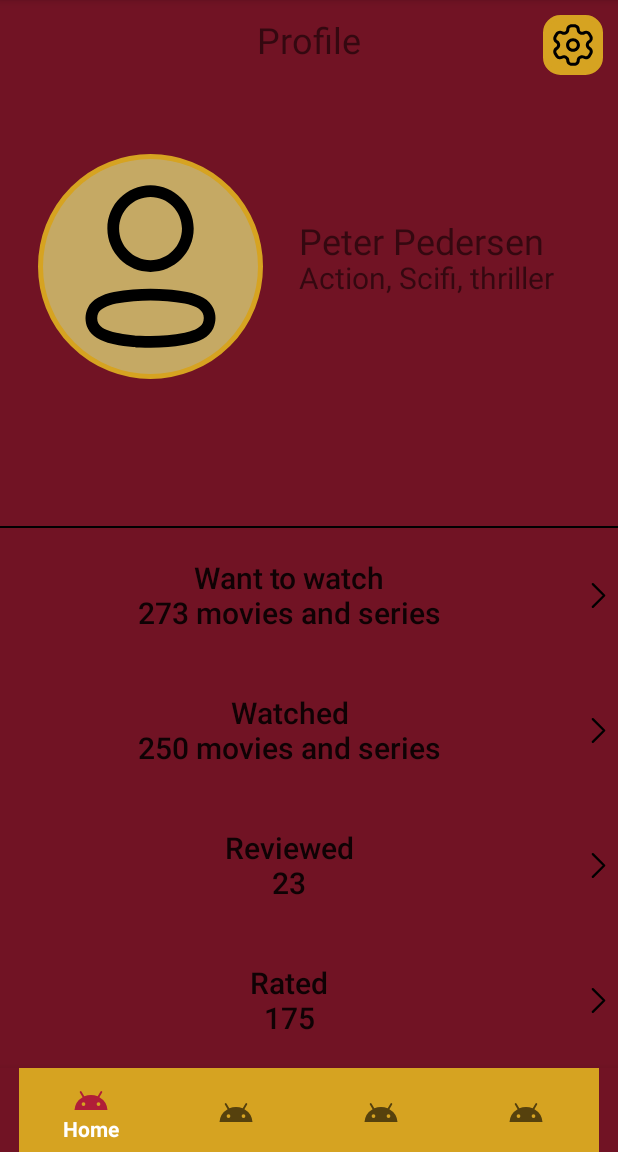
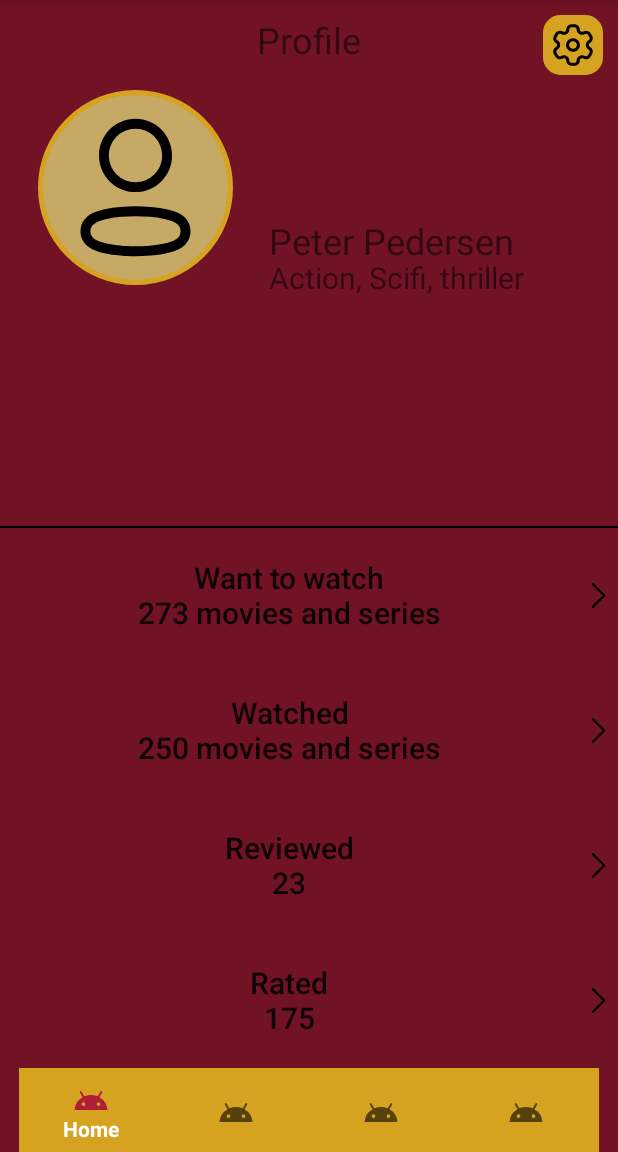
Before and after one commit to Idkirsch/filmVenner, an Android app: the fragment ProfileFragment placed in its activity, on a phone screen of 412 x 824 dp, the part 84-1236 px from its top. Run offline under Robolectric (Android 15) with nearby library versions, the phone set to English and light mode, and no system bars.

Commit message:
knapper på profil implementeret

```diff
--- a/app/src/main/java/com/example/filmvenner/ProfileFragment.java
+++ b/app/src/main/java/com/example/filmvenner/ProfileFragment.java
@@ -9,13 +9,14 @@ import android.view.LayoutInflater;
 import android.view.View;
 import android.view.ViewGroup;
 import android.widget.Button;
+import android.widget.Toast;
 
 /**
  * A simple {@link Fragment} subclass.
  * Use the {@link ProfileFragment#newInstance} factory method to
  * create an instance of this fragment.
  */
-public class ProfileFragment extends Fragment {
+public class ProfileFragment extends Fragment implements View.OnClickListener {
 
     // TODO: Rename parameter arguments, choose names that match
     // the fragment initialization parameters, e.g. ARG_ITEM_NUMBER
@@ -27,6 +28,9 @@ public class ProfileFragment extends Fragment {
     private String mParam2;
 
     Button b1;
+    Button watchedButton;
+    Button watchButton;
+    Button reviewButton;
 
     public ProfileFragment() {
         // Required empty public constructor
@@ -66,12 +70,36 @@ public class ProfileFragment extends Fragment {
         View view = inflater.inflate(R.layout.fragment_profile, container, false);
 
         Button b1 = (Button )view.findViewById(R.id.ratedbutton);
-        b1.setOnClickListener(new View.OnClickListener() {
-            @Override
-            public void onClick(View v) {
-                startActivity(new Intent(getActivity(),ProfileRated.class));
-            }
-        });
+        b1.setOnClickListener(this);
+        Button watchedButton = (Button)view.findViewById(R.id.watchedbutton);
+        watchedButton.setOnClickListener(this);
+        Button watchButton = (Button)view.findViewById(R.id.towatchbutton);
+        watchButton.setOnClickListener(this);
+        Button reviewedButton = (Button)view.findViewById(R.id.reviewedbutton);
+        reviewedButton.setOnClickListener(this);
+
         return view;
     }
+
+    @Override
+    public void onClick(View view) {
+        switch(view.getId()){
+            case R.id.ratedbutton:
+                startActivity(new Intent(getActivity(),ProfileRated.class));
+                break;
+
+            case R.id.watchedbutton:
+                startActivity(new Intent(getActivity(),ProfileRated.class));
+                break;
+
+            case R.id.towatchbutton:
+                startActivity(new Intent(getActivity(),ProfileRated.class));
+                break;
+
+            case R.id.reviewedbutton:
+                startActivity(new Intent(getActivity(),ProfileRated.class));
+                break;
+        }
+
+    }
 }
--- a/app/src/main/res/layout/fragment_profile.xml
+++ b/app/src/main/res/layout/fragment_profile.xml
@@ -140,9 +140,8 @@
 
     <ImageView
         android:id="@+id/imageProfilePic"
-        android:layout_width="150dp"
-        android:layout_height="150dp"
-        android:layout_below="@+id/textViewProfile"
+        android:layout_width="130dp"
+        android:layout_height="130dp"
         android:layout_marginLeft="25dp"
         android:layout_marginTop="60dp"
         android:background="@drawable/custom_circle"
```
